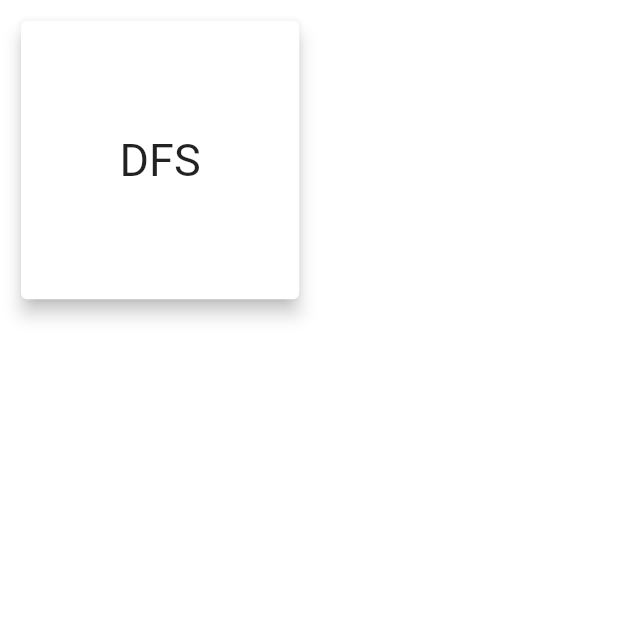
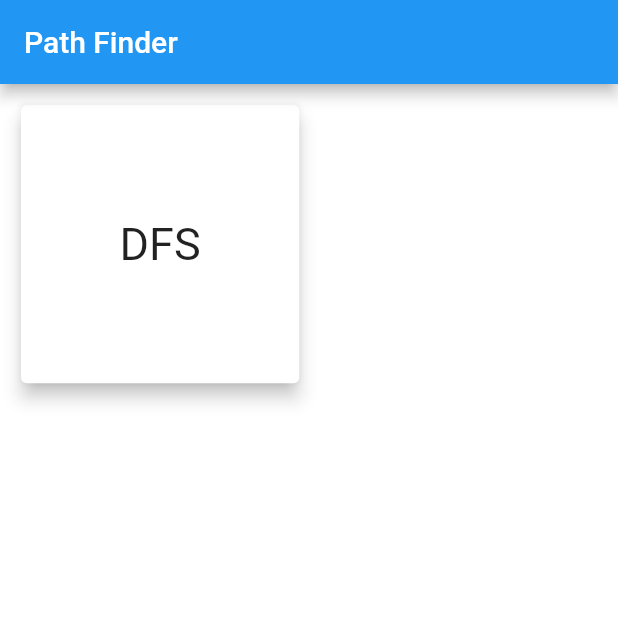
Before and after one commit to 2208Abhinav/path_finder, a Flutter app: the screen it shows after launch, on a phone screen of 412 x 824 dp, the top half of it. Run offline on Flutter 3.47's test engine with Material 2 defaults, Android fonts, the phone set to English and light mode, and no system bars.

Commit message:
screens/home: Add app bar.

```diff
--- a/lib/screens/home/home_screen.dart
+++ b/lib/screens/home/home_screen.dart
@@ -6,6 +6,13 @@ class HomeScreen extends StatelessWidget {
   Widget build(BuildContext context) {
     return Scaffold(
       backgroundColor: Colors.white,
+      appBar: AppBar(
+        title: const Text(
+          'Path Finder',
+          style: TextStyle(color: Colors.white),
+        ),
+        brightness: Brightness.dark,
+      ),
       body: SafeArea(
         child: GridView.count(
           crossAxisCount: 2,
```
